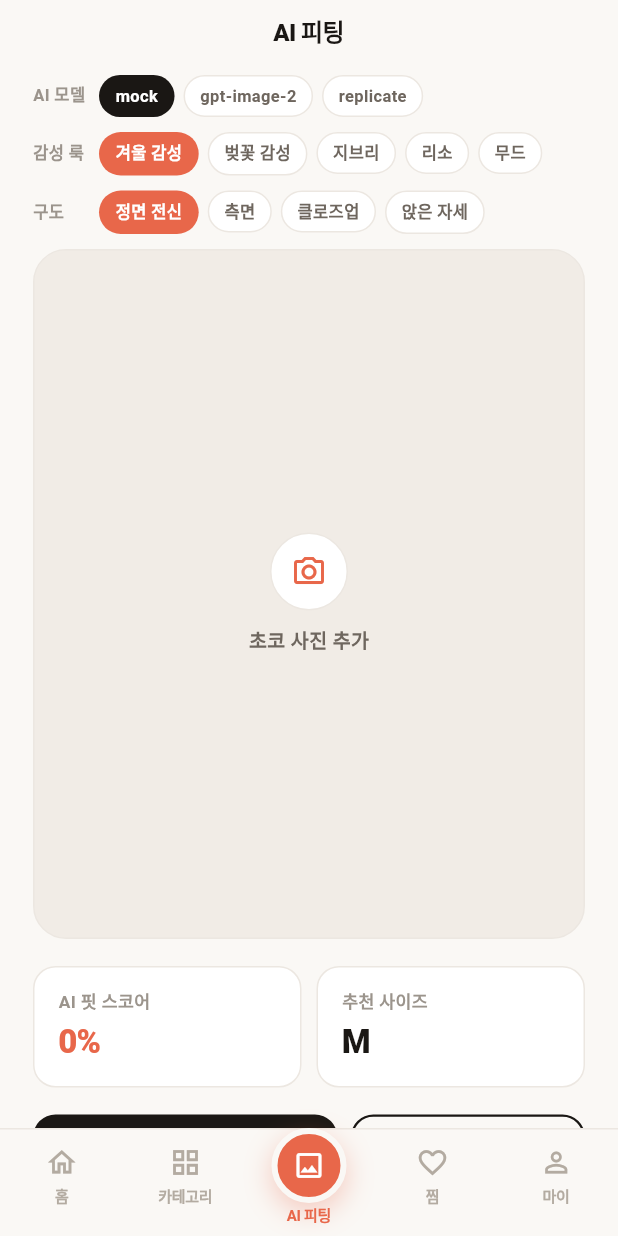
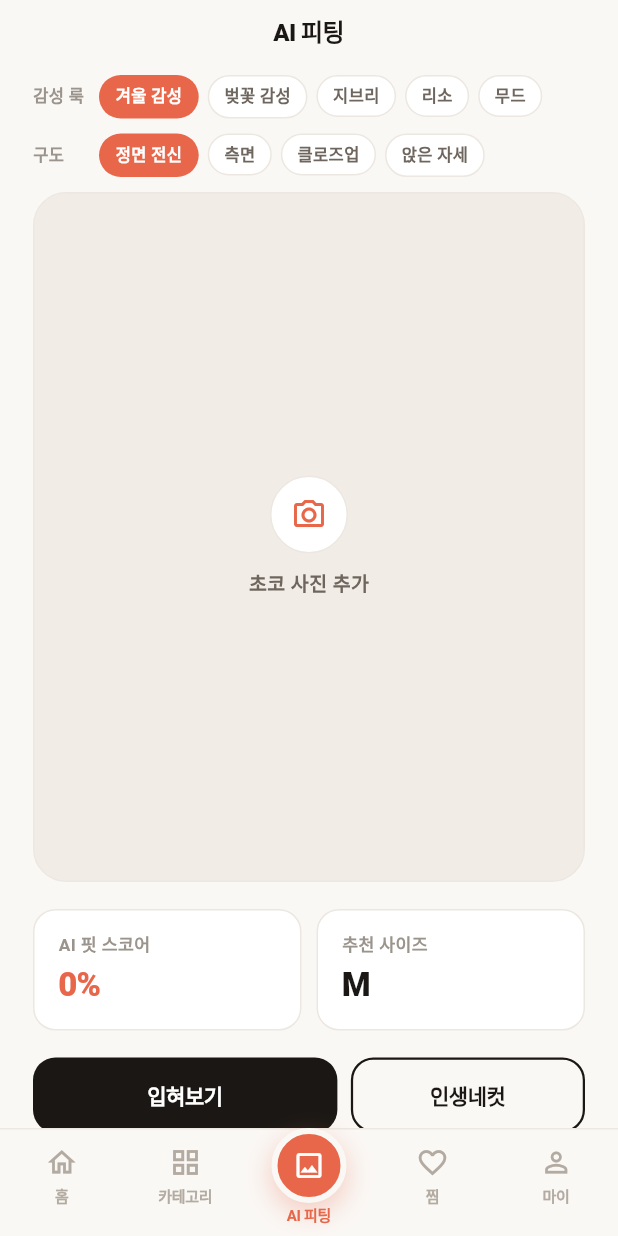
Before and after one commit to try-it-pet/Backend, a Flutter app: the screen it shows after launch, item 3 of the bottom bar chosen, on a phone screen of 412 x 824 dp. Run offline on Flutter 3.47's test engine with Material 3 defaults, Android fonts, the phone set to English and light mode, and no system bars; our stand-ins replace app_links, image_picker; accounts and stored records are empty; network calls fail; Roboto replaces fonts that are missing (Pretendard).

Commit message:
feat(flutter): 피팅 기본 provider=replicate + 'AI 모델' 선택칩 제거
사용자에게 mock/gpt-image-2/replicate 원시 모델명을 노출하던 디버그 칩을 제거하고
기본 생성 경로를 replicate(winter LoRA 등 실제 생성)로 고정. 이제 사용자는 모델을
고를 필요 없이 '입혀보기'/'인생네컷'에서 바로 진짜 결과를 받는다(펫 사진+로그인 필요,
기존 안내 로직 유지). A/B 필요 시 _providers+칩을 임시 복원.

flutter build web 통과.

Co-Authored-By: Claude Opus 4.8 <noreply@anthropic.com>

```diff
--- a/pawdy_flutter/lib/screens/fit_screen.dart
+++ b/pawdy_flutter/lib/screens/fit_screen.dart
@@ -20,7 +20,9 @@ class FitScreen extends StatefulWidget {
 class _FitScreenState extends State<FitScreen> {
   static const petName = '초코';
 
-  String _provider = 'mock'; // mock=키불필요 / openai / replicate
+  // 실제 생성 = replicate(winter LoRA 등). 사용자에겐 모델 선택을 노출하지 않는다.
+  // (개발 중 A/B 가 필요하면 아래 _providers + 'AI 모델' 칩을 임시로 되살려 쓸 것.)
+  final String _provider = 'replicate';
   String _style = 'winter';
   String _composition = 'front_full';
   String _size = 'M';
@@ -34,7 +36,6 @@ class _FitScreenState extends State<FitScreen> {
   String _msg = '';
   Generations? _gen; // AI 생성 잔여 횟수
 
-  static const _providers = ['mock', 'openai', 'replicate'];
   static const _styles = [
     ['winter', '겨울 감성'],
     ['sakura', '벚꽃 감성'],
@@ -209,13 +210,6 @@ class _FitScreenState extends State<FitScreen> {
               child: ListView(
                 padding: const EdgeInsets.only(bottom: 24),
                 children: [
-                  _chipRow('AI 모델', _providers,
-                      (p) => p == 'openai' ? 'gpt-image-2' : p, _provider,
-                      (v) => setState(() {
-                            _provider = v;
-                            _result = null;
-                          }),
-                      dark: true),
                   _labeledChips('감성 룩', _styles, _style,
                       (v) => setState(() => _style = v)),
                   _labeledChips('구도', _comps, _composition,
```
